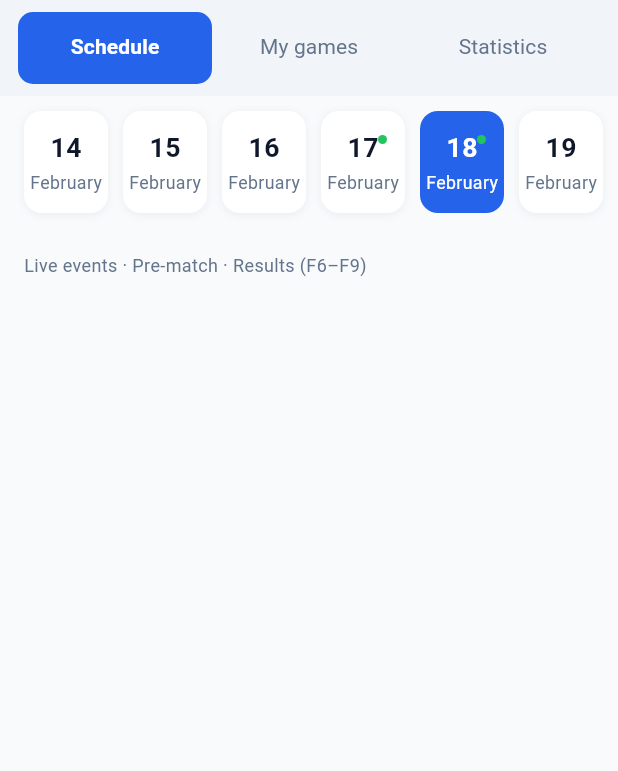
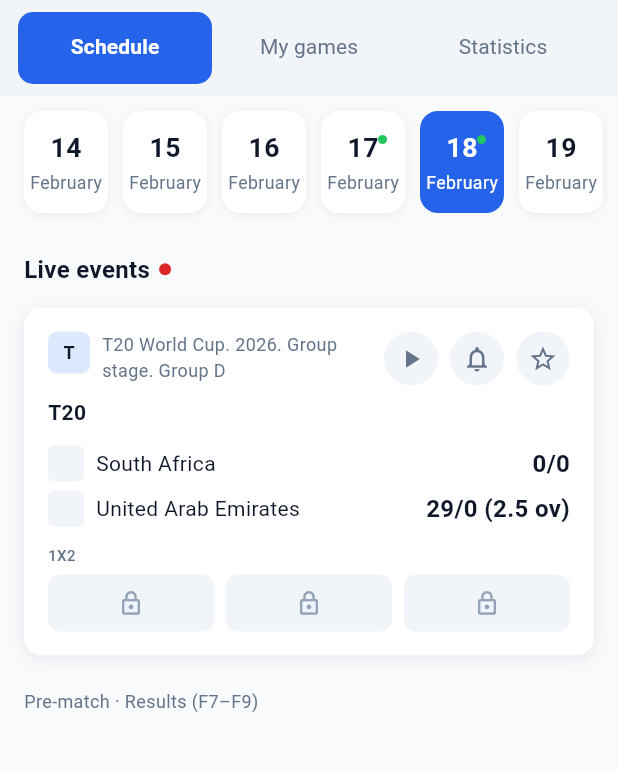
Before and after one commit to SaeefMinhaz/flutter_complex_ui_guide, a Flutter app: the screen it shows after launch, on a phone screen of 412 x 824 dp, the part 330-1101 px from its top. Run offline on Flutter 3.47's test engine with Material 3 defaults, Android fonts, the phone set to English and light mode, and no system bars.

Commit message:
feat(schedule): Live events section and card added

```diff
--- a/lib/features/schedule/presentation/schedule_page.dart
+++ b/lib/features/schedule/presentation/schedule_page.dart
@@ -1,9 +1,11 @@
 import 'package:flutter/material.dart';
 
 import '../../../core/theme/theme.dart';
+import '../../../core/widgets/widgets.dart';
+import 'widgets/live_event_card.dart';
 import 'widgets/schedule_calendar_strip.dart';
 
-/// Schedule tab content. Calendar strip (F5), Live/Pre-match/Result in F6–F9.
+/// Schedule tab content. Calendar strip (F5), Live (F6), Pre-match/Result in F7–F9.
 class SchedulePage extends StatelessWidget {
   const SchedulePage({super.key});
 
@@ -13,6 +15,15 @@
     const int month = DateTime.february;
     return List.generate(7, (i) => DateTime(year, month, 14 + i));
   }
+
+  static Widget _flagPlaceholder() => Container(
+        width: 24,
+        height: 24,
+        decoration: BoxDecoration(
+          color: AppColors.surface,
+          borderRadius: BorderRadius.circular(4),
+        ),
+      );
 
   @override
   Widget build(BuildContext context) {
@@ -27,10 +38,36 @@
           ),
         ),
         SliverToBoxAdapter(
+          child: SectionHeader(
+            title: 'Live events',
+            trailing: Container(
+              width: 8,
+              height: 8,
+              decoration: const BoxDecoration(
+                color: AppColors.liveIndicator,
+                shape: BoxShape.circle,
+              ),
+            ),
+          ),
+        ),
+        SliverList(
+          delegate: SliverChildListDelegate([
+            LiveEventCard(
+              competitionText: "T20 World Cup. 2026. Group stage. Group D",
+              team1Name: 'South Africa',
+              team1Score: '0/0',
+              team2Name: 'United Arab Emirates',
+              team2Score: '29/0 (2.5 ov)',
+              team1Leading: _flagPlaceholder(),
+              team2Leading: _flagPlaceholder(),
+            ),
+          ]),
+        ),
+        SliverToBoxAdapter(
           child: Padding(
             padding: const EdgeInsets.all(16),
             child: Text(
-              'Live events · Pre-match · Results (F6–F9)',
+              'Pre-match · Results (F7–F9)',
               style: AppTextStyles.bodySmall,
             ),
           ),
--- /dev/null
+++ b/lib/features/schedule/presentation/widgets/live_event_card.dart
@@ -0,0 +1,125 @@
+import 'package:flutter/material.dart';
+
+import '../../../../core/theme/theme.dart';
+import '../../../../core/widgets/widgets.dart';
+
+/// Live match card: competition line, teams with scores, action icons, locked 1X2.
+class LiveEventCard extends StatelessWidget {
+  const LiveEventCard({
+    super.key,
+    required this.competitionText,
+    required this.team1Name,
+    required this.team1Score,
+    required this.team2Name,
+    required this.team2Score,
+    this.team1Leading,
+    this.team2Leading,
+    this.onPlay,
+    this.onNotify,
+    this.onFavorite,
+  });
+
+  final String competitionText;
+  final String team1Name;
+  final String team1Score;
+  final String team2Name;
+  final String team2Score;
+  final Widget? team1Leading;
+  final Widget? team2Leading;
+  final VoidCallback? onPlay;
+  final VoidCallback? onNotify;
+  final VoidCallback? onFavorite;
+
+  @override
+  Widget build(BuildContext context) {
+    return CardContainer(
+      child: Column(
+        crossAxisAlignment: CrossAxisAlignment.start,
+        children: [
+          _CompetitionRow(
+            competitionText: competitionText,
+            actions: Row(
+              mainAxisSize: MainAxisSize.min,
+              children: [
+                IconActionButton(icon: Icons.play_arrow, onPressed: onPlay),
+                const SizedBox(width: 8),
+                IconActionButton(icon: Icons.notifications_none, onPressed: onNotify),
+                const SizedBox(width: 8),
+                IconActionButton(icon: Icons.star_border, onPressed: onFavorite),
+              ],
+            ),
+          ),
+          const SizedBox(height: 8),
+          Text('T20', style: AppTextStyles.cardTitle),
+          const SizedBox(height: 12),
+          TeamRow(
+            teamName: team1Name,
+            trailingText: team1Score,
+            leading: team1Leading,
+          ),
+          const SizedBox(height: 6),
+          TeamRow(
+            teamName: team2Name,
+            trailingText: team2Score,
+            leading: team2Leading,
+          ),
+          OddsChipRow(
+            w1Locked: true,
+            xLocked: true,
+            w2Locked: true,
+          ),
+        ],
+      ),
+    );
+  }
+}
+
+class _CompetitionRow extends StatelessWidget {
+  const _CompetitionRow({
+    required this.competitionText,
+    required this.actions,
+  });
+
+  final String competitionText;
+  final Widget actions;
+
+  @override
+  Widget build(BuildContext context) {
+    return Row(
+      crossAxisAlignment: CrossAxisAlignment.start,
+      children: [
+        _CompetitionIcon(),
+        const SizedBox(width: 8),
+        Expanded(
+          child: Text(
+            competitionText,
+            style: AppTextStyles.cardSubtitle,
+            maxLines: 2,
+            overflow: TextOverflow.ellipsis,
+          ),
+        ),
+        actions,
+      ],
+    );
+  }
+}
+
+class _CompetitionIcon extends StatelessWidget {
+  @override
+  Widget build(BuildContext context) {
+    return Container(
+      width: 28,
+      height: 28,
+      decoration: BoxDecoration(
+        color: AppColors.primary.withValues(alpha: 0.15),
+        borderRadius: BorderRadius.circular(6),
+      ),
+      child: Center(
+        child: Text(
+          'T',
+          style: AppTextStyles.cardTitle.copyWith(fontSize: 12),
+        ),
+      ),
+    );
+  }
+}
```
